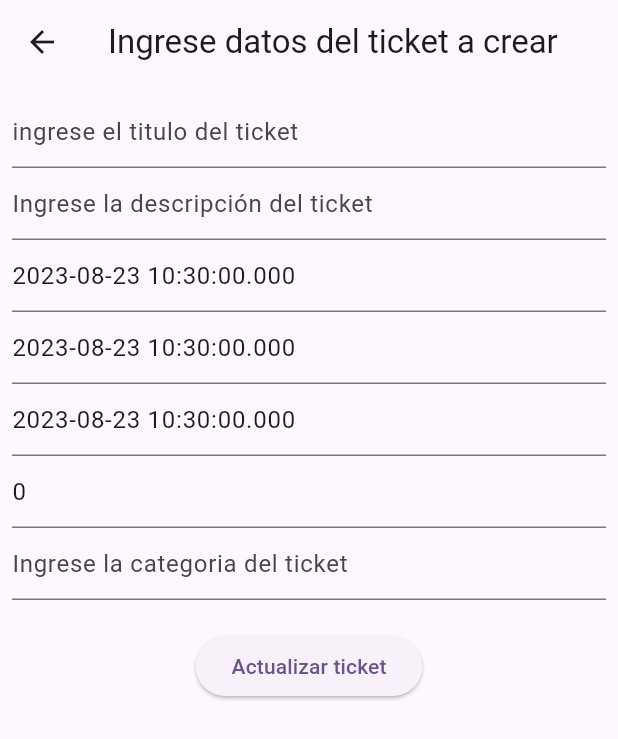
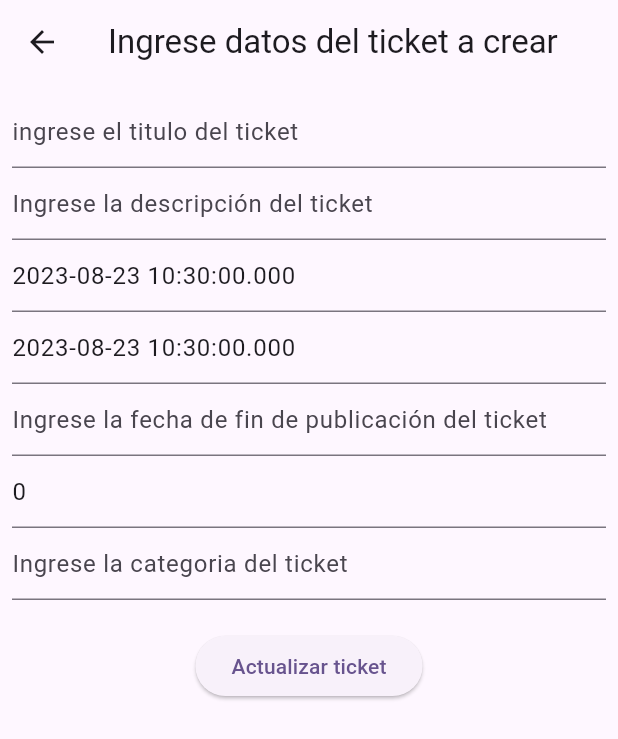
Before and after one commit to imagochan/AppTickets, a Flutter app: the PantallaActualizarTicket screen opened directly with empty values, on a phone screen of 412 x 824 dp. Shown: the top 739 px of the screen. Run offline on Flutter 3.47's test engine with Material 2 defaults, Android fonts, the light colour scheme and no system bars.

Commit message:
removed fecha fin publicacion field

```diff
--- a/lib/modelos/modelo_ticket.dart
+++ b/lib/modelos/modelo_ticket.dart
@@ -6,7 +6,6 @@ class Ticket {
   final String descripcion;
   final DateTime fechaVencimiento; //format to datetime before using
   final DateTime fechaPublicacion;
-  final DateTime fechaFinPublicacion;
   final num valorCompra;
   //final String? imagenTicket;
   final String categoria;
@@ -18,7 +17,6 @@ class Ticket {
       required this.descripcion,
       required this.fechaVencimiento,
       required this.fechaPublicacion,
-      required this.fechaFinPublicacion,
       required this.valorCompra,
       required this.categoria,
       required this.fechaCreacion});
@@ -29,7 +27,6 @@ class Ticket {
       descripcion: parametro["descripcion"],
       fechaVencimiento: parametro["fechaVencimiento"],
       fechaPublicacion: parametro["fechaPublicacion"],
-      fechaFinPublicacion: parametro["fechaFinPublicacion"],
       valorCompra: parametro["valorCompra"],
       categoria: parametro["categoria"],
       fechaCreacion:parametro["fechaCreacion"]
--- a/lib/pantallas/actualizar_tickets/pantalla_actualizar_tickets.dart
+++ b/lib/pantallas/actualizar_tickets/pantalla_actualizar_tickets.dart
@@ -52,8 +52,6 @@ class ActualizarTickets extends StatelessWidget {
                         Text(
                             "Fecha de Publicación: ${tdata[index].fechaPublicacion}"),
                         Text(
-                            "Fecha de fin de Publicación: ${tdata[index].fechaFinPublicacion}"),
-                        Text(
                             "Valor de la compra: ${tdata[index].valorCompra.toString()}"),
                         Text("Categoria: ${tdata[index].categoria}"),
                         IconButton(
--- a/lib/pantallas/actualizar_tickets/pantalla_editar_ticket.dart
+++ b/lib/pantallas/actualizar_tickets/pantalla_editar_ticket.dart
@@ -33,8 +33,6 @@ class _PantallaActualizarTicketState extends State<PantallaActualizarTicket> {
     descripcionController.text = widget.data.descripcion.toString();
     fechaVencimientoController.text = widget.data.fechaVencimiento.toString();
     fechaPublicacionController.text = widget.data.fechaPublicacion.toString();
-    fechaFinPublicacionController.text =
-        widget.data.fechaFinPublicacion.toString();
     valorCompraController.text = widget.data.valorCompra.toString();
     categoriaController.text = widget.data.categoria.toString();
   }
--- a/lib/pantallas/borrar_tickets/pantalla_borrar_tickets.dart
+++ b/lib/pantallas/borrar_tickets/pantalla_borrar_tickets.dart
@@ -58,8 +58,6 @@ class _BorrarTicketsState extends State<BorrarTickets> {
                             "Fecha de Vencimiento: ${tdata[index].fechaVencimiento}"),
                         Text(
                             "Fecha de Publicación: ${tdata[index].fechaPublicacion}"),
-                        Text(
-                            "Fecha de fin de Publicación: ${tdata[index].fechaFinPublicacion}"),
                         Text("Valor de compra: ${tdata[index].valorCompra}"),
                         Text("Categoria: ${tdata[index].categoria}"),
                         IconButton(
--- a/lib/pantallas/listar_tickets/widget_list_ticket.dart
+++ b/lib/pantallas/listar_tickets/widget_list_ticket.dart
@@ -33,8 +33,6 @@ class _ListTicketWidgetState extends State<ListTicketWidget> {
               Text(
                   "Fecha de Publicación: ${tdata[index].fechaPublicacion.year}-${tdata[index].fechaPublicacion.month}-${tdata[index].fechaPublicacion.day}"),
               Text(
-                  "Fecha de fin de Publicación: ${tdata[index].fechaFinPublicacion.year}-${tdata[index].fechaFinPublicacion.month}-${tdata[index].fechaFinPublicacion.day}"),
-              Text(
                   "Valor de la compra: ${tdata[index].valorCompra.toString()}"),
               Text("Categoria: ${tdata[index].categoria}"),
               Text("fechaCreacion: ${tdata[index].fechaCreacion.year}-${tdata[index].fechaCreacion.month}-${tdata[index].fechaCreacion.day}"),
--- a/lib/servicios/api.dart
+++ b/lib/servicios/api.dart
@@ -90,8 +90,6 @@ class Api {
                 descripcion: value['descripcion'],
                 fechaVencimiento: DateTime.parse(value['fechaVencimiento']),
                 fechaPublicacion: DateTime.parse(value['fechaPublicacion']),
-                fechaFinPublicacion:
-                    DateTime.parse(value['fechaFinPublicacion']),
                 valorCompra: value['valorCompra'],
                 categoria: value['categoria'],
                 fechaCreacion: DateTime.parse(value['fechaCreacion']))),
```
